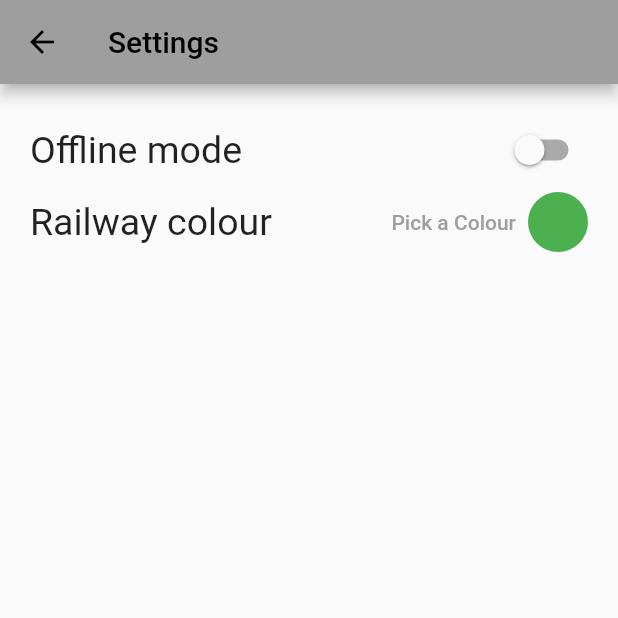
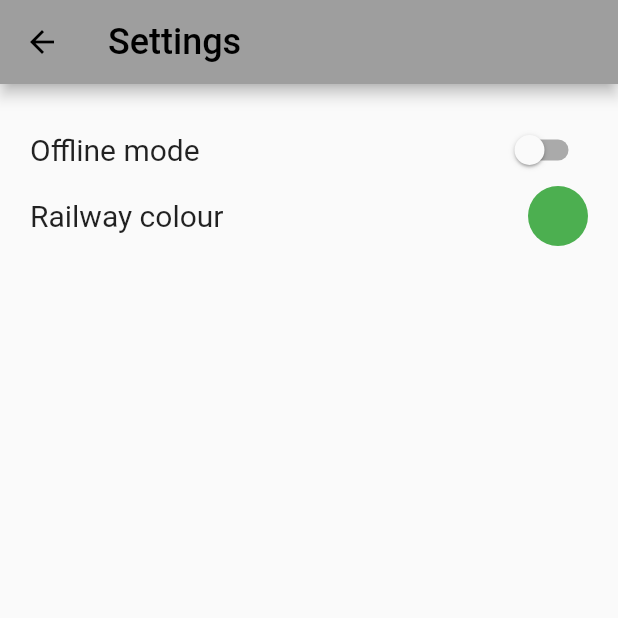
Before and after one commit to tommasopeduzzi/railway_explorer, a Flutter app: the screen it shows after launch, after a tap on the "settings" icon, on a phone screen of 412 x 824 dp, the top half of it. Run offline on Flutter 3.47's test engine with Material 2 defaults, Android fonts, the phone set to English and light mode, and no system bars; our stand-ins replace flutter_colorpicker, flutter_map, geolocator, latlong2, shared_preferences, tuple; missing offline and left inert: background_location, flutter_map_location_marker.

Commit message:
Settings click circle for colour picker

```diff
--- a/lib/main.dart
+++ b/lib/main.dart
@@ -28,6 +28,10 @@ class MyApp extends StatelessWidget {
       title: 'Railway Explorer',
       theme: ThemeData(
         primarySwatch: Colors.grey,
+        textTheme: Theme.of(context).textTheme.apply(
+              fontSizeFactor: 1.1,
+              fontSizeDelta: 2.0,
+            ),
       ),
       home: const HomePage(title: 'Railway Explorer'),
     );
--- a/lib/settings.dart
+++ b/lib/settings.dart
@@ -23,7 +23,7 @@ class _SettingsState extends State<Settings> {
           mainAxisAlignment: MainAxisAlignment.start,
           children: [
             Row(mainAxisAlignment: MainAxisAlignment.spaceBetween, children: [
-              Text('Offline mode', style: TextStyle(fontSize: 25)),
+              Text('Offline mode', style: TextStyle(fontSize: 20)),
               Switch(
                 value: offlineMode,
                 activeTrackColor: Colors.lightGreenAccent,
@@ -38,14 +38,17 @@ class _SettingsState extends State<Settings> {
             Row(
               mainAxisAlignment: MainAxisAlignment.spaceBetween,
               children: [
-                Text('Railway colour', style: TextStyle(fontSize: 25)),
+                Text('Railway colour', style: TextStyle(fontSize: 20)),
                 Row(
                   mainAxisAlignment: MainAxisAlignment.spaceBetween,
                   children: [
                     Container(
-                        child: TextButton(
-                          child: Text('Pick a Colour'),
-                          onPressed: (() {
+                      child: GestureDetector(
+                        child: CircleAvatar(
+                          backgroundColor: railColour,
+                          radius: 20,
+                        ),
+                        onTap: (() {
                           showDialog(
                               context: context,
                               builder: (context) {
@@ -75,11 +78,8 @@ class _SettingsState extends State<Settings> {
                         }),
                       ),
                     ),
-                      CircleAvatar(
-                        backgroundColor: railColour,
-                        radius: 20,
-                      ),
-                    ])
+                  ],
+                )
               ],
             )
           ],
```
Lines whose indentation alone changed are shown as unchanged.
